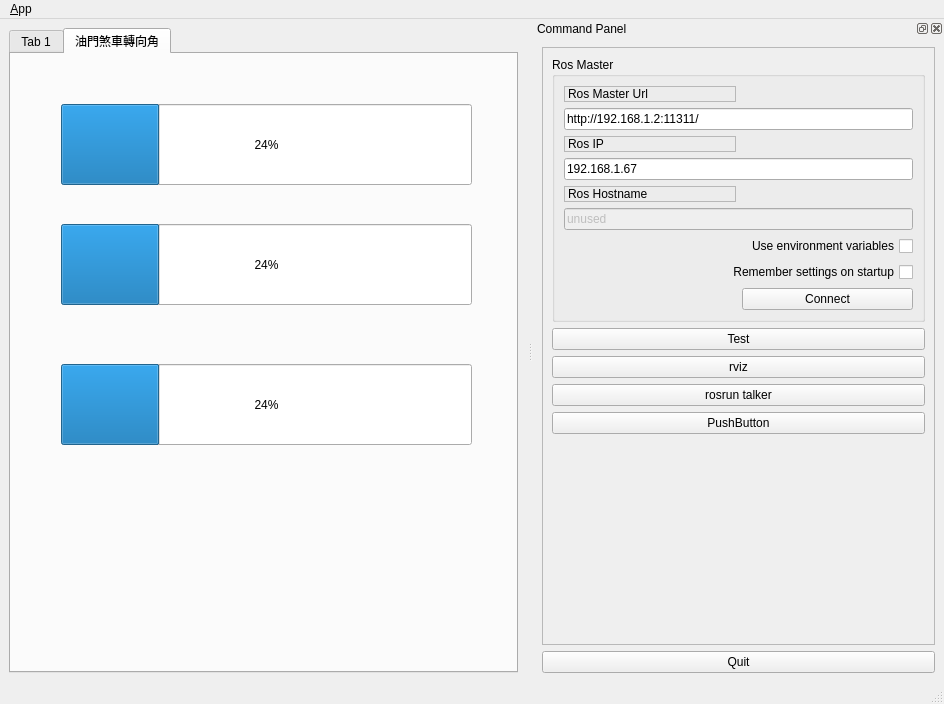
This is qtros/ui/main_window.ui in WeiTing35/control_center as Qt 5 draws it before an edit. The edited form follows.
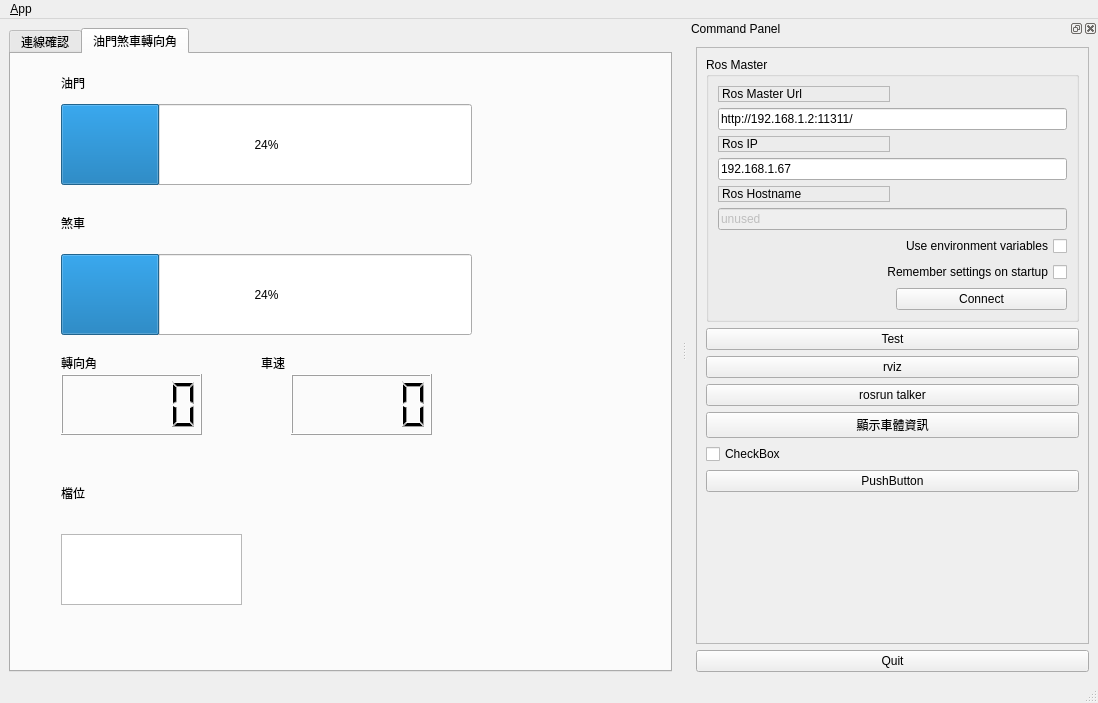
This is the edited form. Icons and pictures are not drawn.

```diff
--- a/qtros/ui/main_window.ui
+++ b/qtros/ui/main_window.ui
@@ -6,8 +6,8 @@
    <rect>
     <x>0</x>
     <y>0</y>
-    <width>944</width>
-    <height>704</height>
+    <width>1098</width>
+    <height>703</height>
    </rect>
   </property>
   <property name="windowTitle">
@@ -21,15 +21,15 @@
    <locale language="English" country="Australia"/>
   </property>
   <widget class="QWidget" name="centralwidget">
-   <layout class="QGridLayout" name="gridLayout_2">
-    <item row="0" column="0">
+   <layout class="QHBoxLayout" name="horizontalLayout">
+    <item>
      <widget class="QTabWidget" name="tabWidget">
       <property name="currentIndex">
        <number>1</number>
       </property>
       <widget class="QWidget" name="tab">
        <attribute name="title">
-        <string>Tab 1</string>
+        <string>連線確認</string>
        </attribute>
        <widget class="QTabWidget" name="tab_manager">
         <property name="geometry">
@@ -69,10 +69,7 @@
              <string>Logging</string>
             </property>
             <layout class="QGridLayout" name="gridLayout_3">
-             <item row="0" column="1">
-              <widget class="QListView" name="view_logging"/>
-             </item>
-             <item row="2" column="1">
+             <item row="1" column="1">
               <widget class="QListView" name="listView"/>
              </item>
              <item row="5" column="1">
@@ -120,7 +117,7 @@
         <property name="geometry">
          <rect>
           <x>50</x>
-          <y>170</y>
+          <y>200</y>
           <width>411</width>
           <height>81</height>
          </rect>
@@ -129,17 +126,99 @@
          <number>24</number>
         </property>
        </widget>
-       <widget class="QProgressBar" name="progressBar_3">
+       <widget class="QLabel" name="label_6">
         <property name="geometry">
          <rect>
           <x>50</x>
-          <y>310</y>
-          <width>411</width>
-          <height>81</height>
+          <y>20</y>
+          <width>67</width>
+          <height>17</height>
          </rect>
         </property>
-        <property name="value">
-         <number>24</number>
+        <property name="text">
+         <string>油門</string>
+        </property>
+       </widget>
+       <widget class="QLabel" name="label_7">
+        <property name="geometry">
+         <rect>
+          <x>50</x>
+          <y>160</y>
+          <width>67</width>
+          <height>17</height>
+         </rect>
+        </property>
+        <property name="text">
+         <string>煞車</string>
+        </property>
+       </widget>
+       <widget class="QLabel" name="label_8">
+        <property name="geometry">
+         <rect>
+          <x>50</x>
+          <y>300</y>
+          <width>67</width>
+          <height>17</height>
+         </rect>
+        </property>
+        <property name="text">
+         <string>轉向角</string>
+        </property>
+       </widget>
+       <widget class="QLabel" name="label_9">
+        <property name="geometry">
+         <rect>
+          <x>50</x>
+          <y>430</y>
+          <width>67</width>
+          <height>17</height>
+         </rect>
+        </property>
+        <property name="text">
+         <string>檔位</string>
+        </property>
+       </widget>
+       <widget class="QLabel" name="label_10">
+        <property name="geometry">
+         <rect>
+          <x>250</x>
+          <y>300</y>
+          <width>67</width>
+          <height>17</height>
+         </rect>
+        </property>
+        <property name="text">
+         <string>車速</string>
+        </property>
+       </widget>
+       <widget class="QListView" name="view_logging">
+        <property name="geometry">
+         <rect>
+          <x>50</x>
+          <y>480</y>
+          <width>181</width>
+          <height>71</height>
+         </rect>
+        </property>
+       </widget>
+       <widget class="QLCDNumber" name="lcdNumber">
+        <property name="geometry">
+         <rect>
+          <x>50</x>
+          <y>320</y>
+          <width>141</width>
+          <height>61</height>
+         </rect>
+        </property>
+       </widget>
+       <widget class="QLCDNumber" name="lcdNumber_2">
+        <property name="geometry">
+         <rect>
+          <x>280</x>
+          <y>320</y>
+          <width>141</width>
+          <height>61</height>
+         </rect>
         </property>
        </widget>
       </widget>
@@ -152,7 +231,7 @@
     <rect>
      <x>0</x>
      <y>0</y>
-     <width>944</width>
+     <width>1098</width>
      <height>25</height>
     </rect>
    </property>
@@ -180,7 +259,7 @@
    <property name="minimumSize">
     <size>
      <width>411</width>
-     <height>533</height>
+     <height>622</height>
     </size>
    </property>
    <property name="allowedAreas">
@@ -359,6 +438,26 @@
         </item>
         <item>
          <widget class="QPushButton" name="pushButton">
+          <property name="text">
+           <string>顯示車體資訊</string>
+          </property>
+          <property name="checkable">
+           <bool>false</bool>
+          </property>
+          <property name="autoRepeat">
+           <bool>false</bool>
+          </property>
+         </widget>
+        </item>
+        <item>
+         <widget class="QCheckBox" name="checkBox">
+          <property name="text">
+           <string>CheckBox</string>
+          </property>
+         </widget>
+        </item>
+        <item>
+         <widget class="QPushButton" name="pushButton_2">
           <property name="text">
            <string>PushButton</string>
           </property>
```
Left out of the diff: 6 changed lines with no effect on the pictures.
